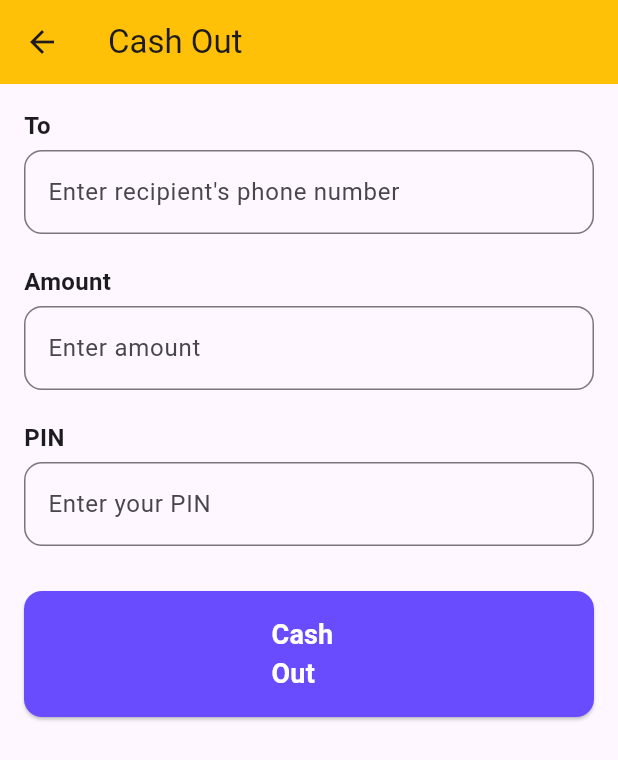
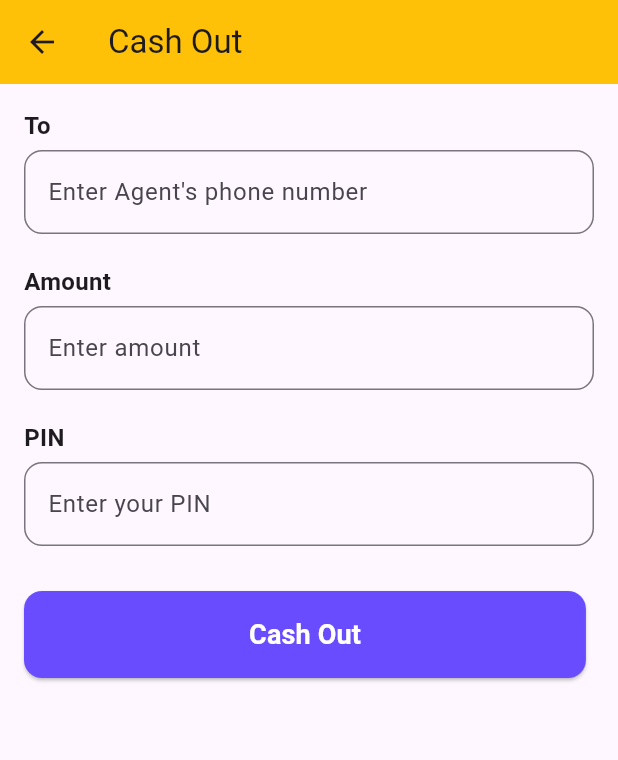
Before and after one commit to Fahim-Prodhan/swiftpay-flutter, a Flutter app: the CashOutPage screen opened directly, after a tap on "OK", on a phone screen of 412 x 824 dp. Shown: the top 760 px of the screen. Run offline on Flutter 3.47's test engine with Material 3 defaults, Android fonts, the phone set to English and light mode, and no system bars; our stand-ins replace shared_preferences; accounts and stored records are empty; network calls fail.

Commit message:
cash out api done and bug fix in transaction

```diff
--- a/lib/pages/cash_out.dart
+++ b/lib/pages/cash_out.dart
@@ -41,7 +41,7 @@ class _CashOutPageState extends State<CashOutPage> {
     }
   }
 
-  void _sendMoney() async {
+  void _cashOut() async {
     String phone = _phoneController.text.trim();
     String amount = _amountController.text.trim();
     String pin = _pinController.text.trim();
@@ -53,8 +53,8 @@ class _CashOutPageState extends State<CashOutPage> {
 
     double parsedAmount = double.tryParse(amount) ?? 0;
 
-    if (parsedAmount < 10) {
-      _showAlertDialog("Minimum amount to send is 10 Taka.");
+    if (parsedAmount < 50) {
+      _showAlertDialog("Minimum amount to Cash Out is 50 Taka.");
       return;
     }
 
@@ -62,7 +62,7 @@ class _CashOutPageState extends State<CashOutPage> {
       isLoading = true;
     });
 
-    final url = Uri.parse('$baseUrl/api/transaction/create-transaction');
+    final url = Uri.parse('$baseUrl/api/transaction/create-cash-out-transaction');
 
     try {
       final response = await http.post(
@@ -153,7 +153,7 @@ class _CashOutPageState extends State<CashOutPage> {
               TextField(
                 controller: _phoneController,
                 decoration: InputDecoration(
-                  hintText: "Enter recipient's phone number",
+                  hintText: "Enter Agent's phone number",
                   border: OutlineInputBorder(
                     borderRadius: BorderRadius.circular(12.0),
                   ),
@@ -195,25 +195,24 @@ class _CashOutPageState extends State<CashOutPage> {
               ),
               SizedBox(height: 30),
               ElevatedButton(
-                onPressed: isLoading ? null : _sendMoney,
+                onPressed: isLoading ? null : _cashOut,
                 style: ElevatedButton.styleFrom(
-                  backgroundColor: Color(0xFF6A4CFF),
-                  padding: EdgeInsets.symmetric(vertical: 16, horizontal: 165),
+                  backgroundColor: Color(0xFF6A4CFF), // SwiftPay button color (purple)
+                  padding: EdgeInsets.symmetric(vertical: 16, horizontal: 150),
                   shape: RoundedRectangleBorder(
-                    borderRadius: BorderRadius.circular(12.0),
+                    borderRadius: BorderRadius.circular(12.0), // Rounded corners
                   ),
                 ),
-                child: isLoading
-                    ? CircularProgressIndicator(color: Colors.white)
-                    : Text(
+                child: Text(
                   'Cash Out',
                   style: TextStyle(
                     fontSize: 18,
                     fontWeight: FontWeight.bold,
-                    color: Colors.white,
+                    color: Colors.white,  // White text color
                   ),
                 ),
               ),
+
             ],
           ),
         ),
--- a/lib/pages/home_page.dart
+++ b/lib/pages/home_page.dart
@@ -21,6 +21,7 @@ class _HomePageState extends State<HomePage> {
   bool _showBalance = false;
 
   void _toggleBalance() {
+    getUserDetails();
     setState(() {
       _showBalance = !_showBalance;
     });
--- a/lib/pages/transaction.dart
+++ b/lib/pages/transaction.dart
@@ -69,7 +69,7 @@ class _TransactionsScreenState extends State<TransactionsScreen> {
       if (response.statusCode == 200) {
         final List<dynamic> data = json.decode(response.body);
         setState(() {
-          transactions = data.map((json) => TransactionModel.fromJson(json, "${userDetails?['phone']}")).toList();
+          transactions = data.map((json) => TransactionModel.fromJson(json, "${userDetails?['phone']}","${userDetails?['role']}")).toList();
           isLoading = false;
         });
       } else {
@@ -119,7 +119,7 @@ class TransactionModel {
     required this.isPositive,
   });
 
-  factory TransactionModel.fromJson(Map<String, dynamic> json,  String userPhone) {
+  factory TransactionModel.fromJson(Map<String, dynamic> json,  String userPhone, String role) {
     String type = json['tType'];
     double amount = (json['amount'] as num).toDouble();
     String from = json['from'];
@@ -128,7 +128,7 @@ class TransactionModel {
     String toFrom = '';
     bool isPositive = false;
 
-    if (type == 'Fee') {
+    if (type == 'Fee' && role != 'agent' && userPhone != '01303687632') {
       toFrom = 'Service Charge';
       isPositive = false;
     } else if (type == 'Agent Transaction') {
```
